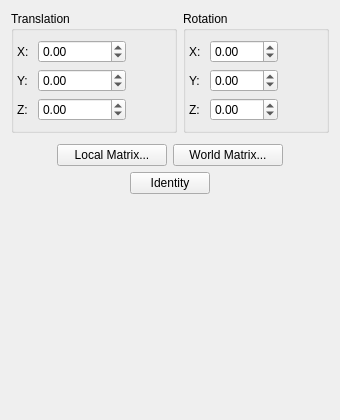
Above: IbisLib/gui/transformeditwidget.ui from IbisNeuronav/Ibis before the change. Below: the same form after it.
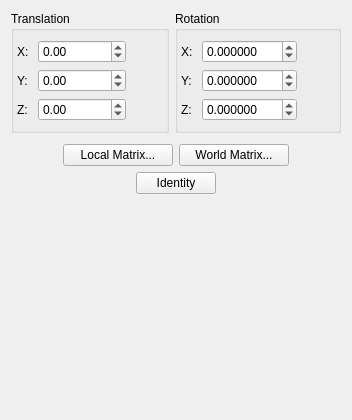
That is the form after the change.

Commit message: Changed number of decimals in transformeditwidget.ui in order to show correctly very small numbers.

```diff
--- a/IbisLib/gui/transformeditwidget.ui
+++ b/IbisLib/gui/transformeditwidget.ui
@@ -6,7 +6,7 @@
    <rect>
     <x>0</x>
     <y>0</y>
-    <width>340</width>
+    <width>352</width>
     <height>420</height>
    </rect>
   </property>
@@ -234,6 +234,9 @@
             <property name="keyboardTracking">
              <bool>false</bool>
             </property>
+            <property name="decimals">
+             <number>6</number>
+            </property>
             <property name="minimum">
              <double>-180.000000000000000</double>
             </property>
@@ -289,6 +292,9 @@
             <property name="keyboardTracking">
              <bool>false</bool>
             </property>
+            <property name="decimals">
+             <number>6</number>
+            </property>
             <property name="minimum">
              <double>-180.000000000000000</double>
             </property>
@@ -344,6 +350,9 @@
             <property name="keyboardTracking">
              <bool>false</bool>
             </property>
+            <property name="decimals">
+             <number>6</number>
+            </property>
             <property name="minimum">
              <double>-180.000000000000000</double>
             </property>
```
Left out of the diff: 2 changed lines with no effect on the pictures.
